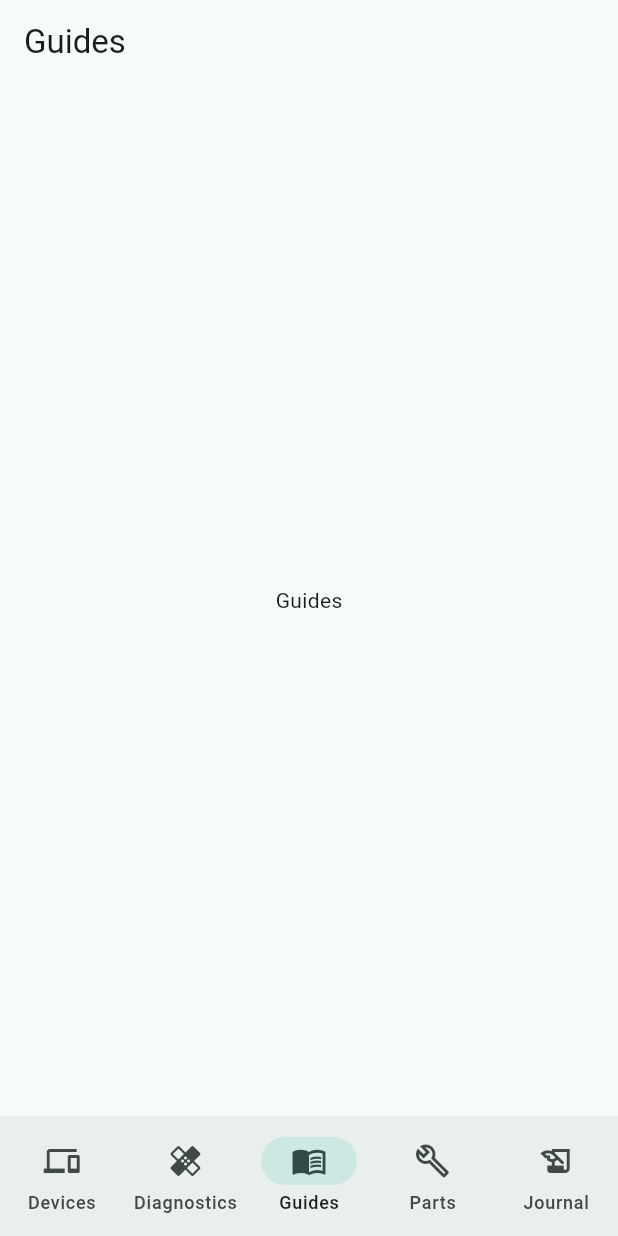
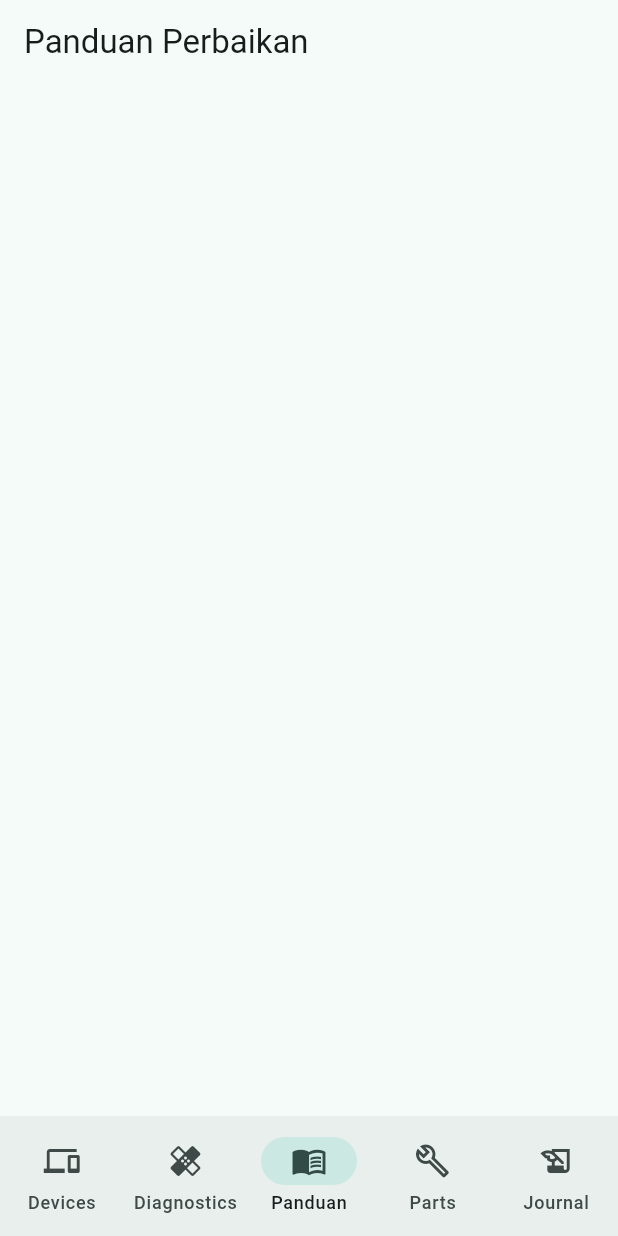
Before and after one commit to Kelompok1-PBP/sparein-flutter, a Flutter app: the screen it shows after launch, item 3 of the bottom bar chosen, on a phone screen of 412 x 824 dp. Run offline on Flutter 3.47's test engine with Material 3 defaults, Android fonts, the phone set to English and light mode, and no system bars.

Commit message:
feat(guides): tambah halaman awal panduan perbaikan

```diff
--- a/lib/core/widgets/app_shell.dart
+++ b/lib/core/widgets/app_shell.dart
@@ -44,7 +44,7 @@ class _AppShellState extends State<AppShell> {
           NavigationDestination(
             icon: Icon(Icons.menu_book_outlined),
             selectedIcon: Icon(Icons.menu_book),
-            label: 'Guides',
+            label: 'Panduan',
           ),
           NavigationDestination(
             icon: Icon(Icons.build_outlined),
--- a/lib/modules/guides/guides_page.dart
+++ b/lib/modules/guides/guides_page.dart
@@ -5,9 +5,6 @@ class GuidesPage extends StatelessWidget {
 
   @override
   Widget build(BuildContext context) {
-    return Scaffold(
-      appBar: AppBar(title: const Text('Guides')),
-      body: const Center(child: Text('Guides')),
-    );
+    return Scaffold(appBar: AppBar(title: const Text('Panduan Perbaikan')));
   }
 }
```
Also changed, not shown: 3 other files.
